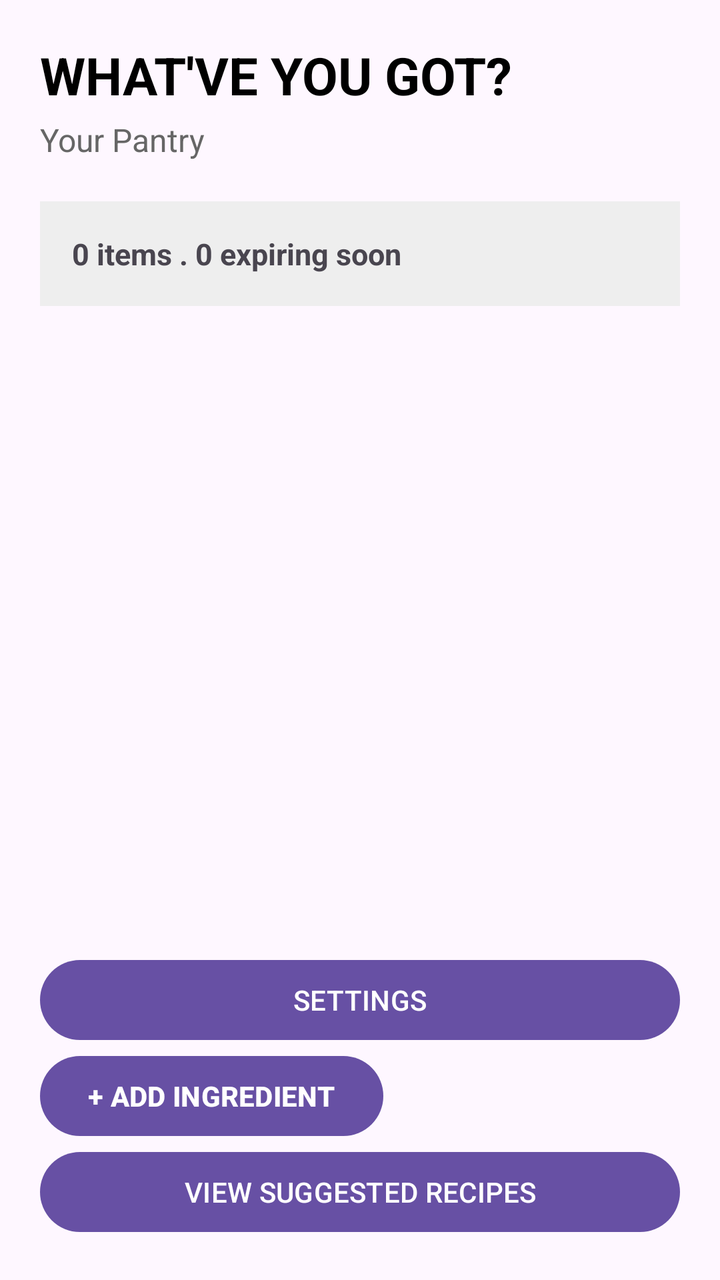
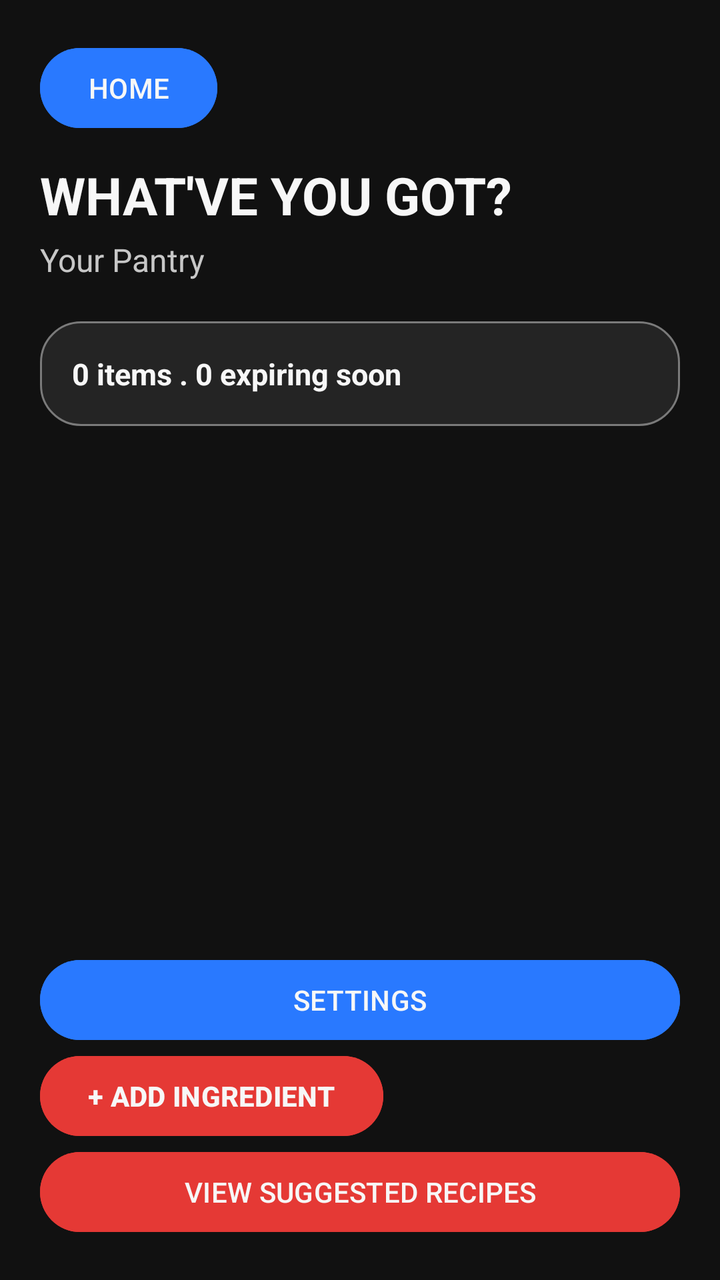

Before-and-after screenshots of an Android layout around one commit, followed by the original layout XML and the change that was made.
<!-- AndroidManifest.xml: application theme Theme.GotEmRecipes -->
<!-- res/layout/activity_pantry.xml -->
<?xml version="1.0" encoding="utf-8"?>
<androidx.constraintlayout.widget.ConstraintLayout
    xmlns:android="http://schemas.android.com/apk/res/android"
    xmlns:app="http://schemas.android.com/apk/res-auto"
    xmlns:tools="http://schemas.android.com/tools"
    android:layout_width="match_parent"
    android:layout_height="match_parent"
    android:padding="20dp"
    tools:context=".PantryActivity">
    
    <TextView
        android:id="@+id/textPantryTitle"
        android:layout_width="0dp"
        android:layout_height="wrap_content"
        android:text="WHAT'VE YOU GOT?"
        android:textSize="26sp"
        android:textStyle="bold"
        android:textColor="@android:color/black"
        app:layout_constraintTop_toTopOf="parent"
        app:layout_constraintStart_toStartOf="parent"
        app:layout_constraintEnd_toEndOf="parent" />
    <TextView
        android:id="@+id/textPantrySubtitle"
        android:layout_width="0dp"
        android:layout_height="wrap_content"
        android:text="Your Pantry"
        android:textSize="16sp"
        android:textColor="#666666"
        android:layout_marginTop="4dp"
        app:layout_constraintTop_toBottomOf="@+id/textPantryTitle"
        app:layout_constraintStart_toStartOf="parent"
        app:layout_constraintEnd_toEndOf="parent" />

    <TextView
        android:id="@+id/textPantrySummary"
        android:layout_width="0dp"
        android:layout_height="wrap_content"
        android:text="0 items . 0 expiring soon"
        android:textSize="15sp"
        android:textStyle="bold"
        android:padding="16dp"
        android:layout_marginTop="20dp"
        android:background="#EEEEEE"
        app:layout_constraintTop_toBottomOf="@+id/textPantrySubtitle"
        app:layout_constraintStart_toStartOf="parent"
        app:layout_constraintEnd_toEndOf="parent" />

    <androidx.recyclerview.widget.RecyclerView
        android:id="@+id/recyclerPantryItems"
        android:layout_width="0dp"
        android:layout_height="0dp"
        android:layout_marginTop="16dp"
        android:clipToPadding="false"
        app:layout_constraintTop_toBottomOf="@id/textPantrySummary"
        app:layout_constraintBottom_toTopOf="@id/buttonAddIngredient"
        app:layout_constraintStart_toStartOf="parent"
        app:layout_constraintEnd_toEndOf="parent"
        tools:listitem="@android:layout/simple_list_item_2" />
    <Button
        android:id="@+id/buttonAddIngredient"
        android:layout_width="0dp"
        android:layout_height="wrap_content"
        android:text="+ ADD INGREDIENT"
        android:textStyle="bold"
        android:layout_marginTop="12dp"
        app:layout_constraintBottom_toBottomOf="parent"
        app:layout_constraintStart_toStartOf="parent"
        app:layout_constraintBottom_toTopOf="@+id/buttonViewRecipes" />

    <Button
        android:id="@+id/buttonViewRecipes"
        android:layout_width="0dp"
        android:layout_height="wrap_content"
        android:text="VIEW SUGGESTED RECIPES"
        android:layout_marginTop="8dp"
        app:layout_constraintStart_toStartOf="parent"
        app:layout_constraintEnd_toEndOf="parent"
        app:layout_constraintBottom_toBottomOf="parent" />

    <Button
        android:id="@+id/buttonSettings"
        android:layout_width="0dp"
        android:layout_height="wrap_content"
        android:text="SETTINGS"
        android:layout_marginTop="8dp"
        app:layout_constraintStart_toStartOf="parent"
        app:layout_constraintEnd_toEndOf="parent"
        app:layout_constraintBottom_toTopOf="@+id/buttonAddIngredient" />



</androidx.constraintlayout.widget.ConstraintLayout>
<!-- resources referenced by this layout -->
<resources>
  <style name="Theme.GotEmRecipes" parent="Base.Theme.GotEmRecipes" />
  <style name="Base.Theme.GotEmRecipes" parent="Theme.Material3.DayNight.NoActionBar">
          
          
      </style>
</resources>

<!-- the commit's change to res/layout/activity_pantry.xml (unified diff, before → after) -->
@@ -6,7 +6,8 @@
     android:layout_width="match_parent"
     android:layout_height="match_parent"
     android:padding="20dp"
-    tools:context=".PantryActivity">
+    tools:context=".PantryActivity"
+    android:background="@color/gotem_black">
     
     <TextView
         android:id="@+id/textPantryTitle"
@@ -14,9 +15,10 @@
         android:layout_height="wrap_content"
         android:text="WHAT'VE YOU GOT?"
         android:textSize="26sp"
+        android:layout_marginTop="12dp"
         android:textStyle="bold"
-        android:textColor="@android:color/black"
-        app:layout_constraintTop_toTopOf="parent"
+        android:textColor="@color/gotem_white"
+        app:layout_constraintTop_toBottomOf="@id/buttonPantryHome"
         app:layout_constraintStart_toStartOf="parent"
         app:layout_constraintEnd_toEndOf="parent" />
     <TextView
@@ -25,7 +27,7 @@
         android:layout_height="wrap_content"
         android:text="Your Pantry"
         android:textSize="16sp"
-        android:textColor="#666666"
+        android:textColor="@color/gotem_light_grey"
         android:layout_marginTop="4dp"
         app:layout_constraintTop_toBottomOf="@+id/textPantryTitle"
         app:layout_constraintStart_toStartOf="parent"
@@ -40,7 +42,8 @@
         android:textStyle="bold"
         android:padding="16dp"
         android:layout_marginTop="20dp"
-        android:background="#EEEEEE"
+        android:background="@drawable/home_card_background"
+        android:textColor="@color/gotem_white"
         app:layout_constraintTop_toBottomOf="@+id/textPantrySubtitle"
         app:layout_constraintStart_toStartOf="parent"
         app:layout_constraintEnd_toEndOf="parent" />
@@ -63,6 +66,8 @@
         android:text="+ ADD INGREDIENT"
         android:textStyle="bold"
         android:layout_marginTop="12dp"
+        android:backgroundTint="@color/gotem_red"
+        android:textColor="@color/gotem_white"
         app:layout_constraintBottom_toBottomOf="parent"
         app:layout_constraintStart_toStartOf="parent"
         app:layout_constraintBottom_toTopOf="@+id/buttonViewRecipes" />
@@ -72,7 +77,9 @@
         android:layout_width="0dp"
         android:layout_height="wrap_content"
         android:text="VIEW SUGGESTED RECIPES"
-        android:layout_marginTop="8dp"
+        android:layout_marginTop="10dp"
+        android:backgroundTint="@color/gotem_red"
+        android:textColor="@color/gotem_white"
         app:layout_constraintStart_toStartOf="parent"
         app:layout_constraintEnd_toEndOf="parent"
         app:layout_constraintBottom_toBottomOf="parent" />
@@ -82,11 +89,23 @@
         android:layout_width="0dp"
         android:layout_height="wrap_content"
         android:text="SETTINGS"
-        android:layout_marginTop="8dp"
+        android:layout_marginTop="10dp"
+        android:backgroundTint="@color/gotem_blue"
+        android:textColor="@color/gotem_white"
         app:layout_constraintStart_toStartOf="parent"
         app:layout_constraintEnd_toEndOf="parent"
         app:layout_constraintBottom_toTopOf="@+id/buttonAddIngredient" />
 
+    <Button
+        android:id="@+id/buttonPantryHome"
+        android:layout_width="wrap_content"
+        android:layout_height="wrap_content"
+        android:text="HOME"
+        android:backgroundTint="@color/gotem_blue"
+        android:textColor="@color/gotem_white"
+        app:layout_constraintTop_toTopOf="parent"
+        app:layout_constraintStart_toStartOf="parent" />
+
 
 
 </androidx.constraintlayout.widget.ConstraintLayout>
<!-- resource entries referenced after the edit -->
@@ -1,6 +1,23 @@
 <!-- resources referenced by this layout -->
 <resources>
+  <color name="gotem_black">#111111</color>
+  <color name="gotem_blue">#2979FF</color>
+  <color name="gotem_light_grey">#C7C7C7</color>
+  <color name="gotem_red">#E53935</color>
+  <color name="gotem_white">#F7F7F7</color>
+  <!-- drawable home_card_background (drawable) -->
+  <?xml version="1.0" encoding="utf-8"?>
+  <shape xmlns:android="http://schemas.android.com/apk/res/android"
+      android:shape="rectangle" >
+      <solid android:color="@color/gotem_card" />
+      <corners android:radius="20dp" />
+      <stroke
+          android:width="1dp"
+          android:color="@color/gotem_mid_grey" />
+  </shape>
   <style name="Theme.GotEmRecipes" parent="Base.Theme.GotEmRecipes" />
+  <color name="gotem_card">#242424</color>
+  <color name="gotem_mid_grey">#7A7A7A</color>
   <style name="Base.Theme.GotEmRecipes" parent="Theme.Material3.DayNight.NoActionBar">
           
           
